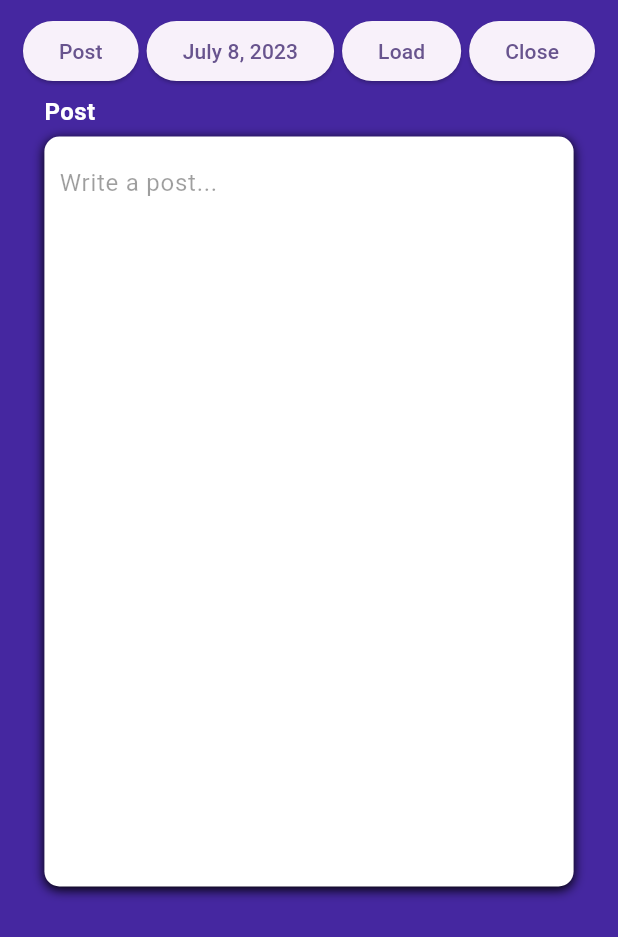
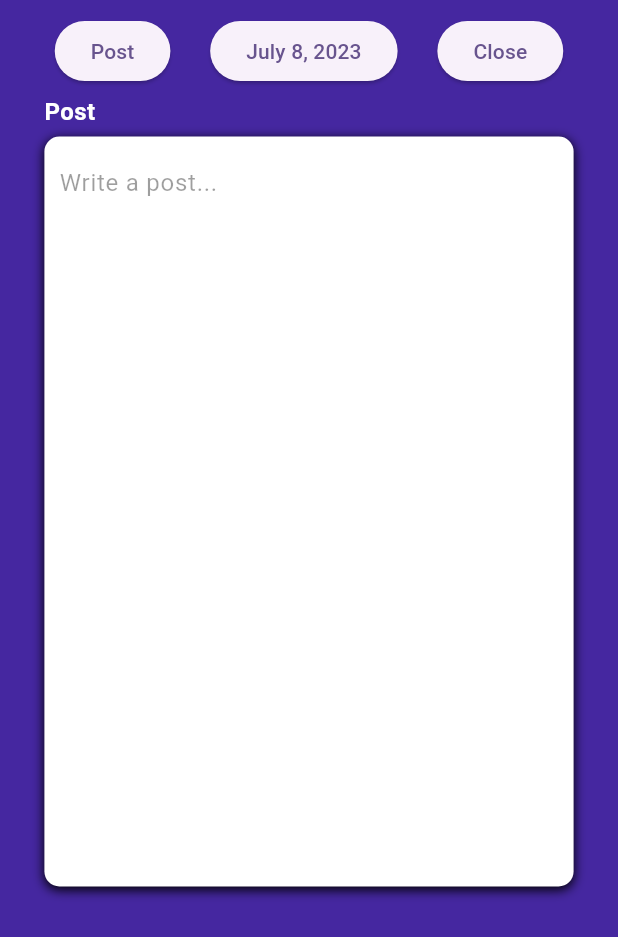
Before and after one commit to TJRiley96/Journal, a Flutter app: the CreatePostScreen screen opened by its route, on a phone screen of 412 x 824 dp. Shown: the top 937 px of the screen. Run offline on Flutter 3.47's test engine with Material 2 defaults, Android fonts, the phone set to English and light mode, and no system bars; our stand-ins replace cloud_firestore, firebase_auth, firebase_core; missing offline and left inert: hash; accounts and stored records are empty.

Commit message:
Remove button
- Remove load button from create_post.dart

```diff
--- a/lib/post/create_post.dart
+++ b/lib/post/create_post.dart
@@ -257,15 +257,6 @@ class _CreatePostScreenState extends State<CreatePostScreen> {
                               ],
                             ),
                             Column(
-                              crossAxisAlignment: CrossAxisAlignment.start,
-                              children: <Widget>[
-                                ElevatedButton(
-                                  onPressed: () => _fetchUserData(),
-                                  child: Text("Load"),
-                                )
-                              ],
-                            ),
-                            Column(
                                 crossAxisAlignment: CrossAxisAlignment.end,
                                 children: <Widget>[
                                   ElevatedButton(
```
